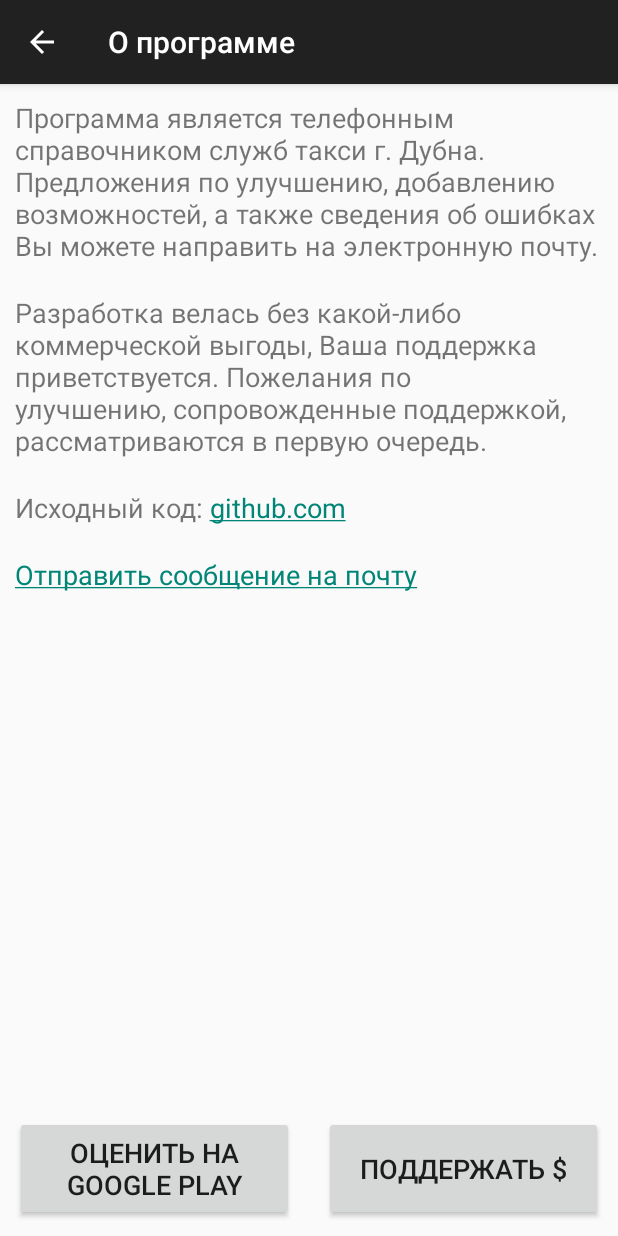
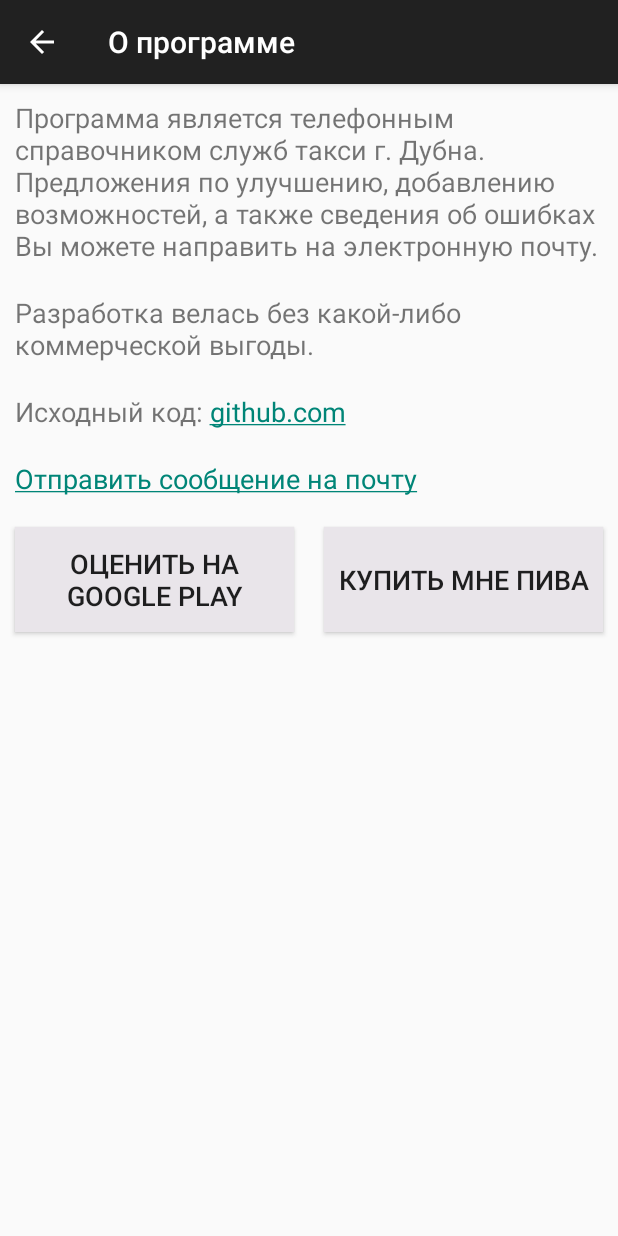
Before and after one commit to dmide/DubnaTaxi, an Android app: the InfoActivity screen opened directly, with no data from a screen before it, on a phone screen of 412 x 824 dp. Run offline under Robolectric (Android 15) with nearby library versions, the phone set to English and light mode, and no system bars.

Commit message:
ui improvements

```diff
--- a/Donations/src/main/res/values/donations__strings.xml
+++ b/Donations/src/main/res/values/donations__strings.xml
@@ -3,13 +3,11 @@
 
     <string name="donations__button_close">Close</string>
     <string name="donations__flattr">Flattr</string>
-    <string name="donations__description">Do you find this application useful?\nSupport it\'s development by sending a donation to the developer!</string>
     <string name="donations__flattr_description">Flattr takes 10 % as a monthly fee!</string>
     <string name="donations__google_android_market">Google Play Store</string>
     <string name="donations__google_android_market_not_supported_title">In-App Donations are not supported.</string>
     <string name="donations__google_android_market_not_supported">In-App Donations are not supported. Is Google Play Store installed correctly?</string>
-    <string name="donations__google_android_market_description">Google takes 30 % off every donation!</string>
-    <string name="donations__google_android_market_donate_button">Donate!</string>
+    <string name="donations__google_android_market_donate_button">OK!</string>
     <string name="donations__google_android_market_text">How much?</string>
     <string name="donations__paypal">PayPal</string>
     <string name="donations__paypal_description">You can choose how much you want to donate after clicking the button!</string>
--- a/dubnataxi/src/main/AndroidManifest.xml
+++ b/dubnataxi/src/main/AndroidManifest.xml
@@ -1,8 +1,8 @@
 <?xml version="1.0" encoding="utf-8"?>
 <manifest xmlns:android="http://schemas.android.com/apk/res/android"
     package="ru.dmide.dubnataxi"
-    android:versionCode="5"
-    android:versionName="1.4" >
+    android:versionCode="6"
+    android:versionName="1.5" >
 
     <uses-permission android:name="android.permission.INTERNET" />
     <uses-permission android:name="android.permission.ACCESS_NETWORK_STATE" />
--- a/dubnataxi/src/main/java/ru/dmide/dubnataxi/ContentLoadTask.java
+++ b/dubnataxi/src/main/java/ru/dmide/dubnataxi/ContentLoadTask.java
@@ -2,7 +2,6 @@ package ru.dmide.dubnataxi;
 
 import android.content.SharedPreferences;
 import android.os.AsyncTask;
-import android.preference.PreferenceManager;
 import android.util.Log;
 import android.widget.Toast;
 
@@ -34,7 +33,7 @@ public class ContentLoadTask extends AsyncTask<Void, Void, Void> {
         this.activity = activity;
         this.pullToRefreshLayout = pullToRefreshLayout;
         this.useCache = useCache;
-        preferences = activity.getSharedPreferences();
+        preferences = activity.getSharedPrefs();
     }
 
     @Override
--- a/dubnataxi/src/main/java/ru/dmide/dubnataxi/ModelFragment.java
+++ b/dubnataxi/src/main/java/ru/dmide/dubnataxi/ModelFragment.java
@@ -8,7 +8,6 @@ import org.json.JSONArray;
 import java.util.ArrayList;
 import java.util.HashMap;
 import java.util.HashSet;
-import java.util.List;
 import java.util.Map;
 import java.util.Set;
 
@@ -34,7 +33,7 @@ public class ModelFragment extends android.support.v4.app.Fragment {
 
     public void init(MainActivity mainActivity) {
         this.mainActivity = mainActivity;
-        sharedPreferences = mainActivity.getSharedPreferences();
+        sharedPreferences = mainActivity.getSharedPrefs();
 
         numbersMap.put(CALLED_NUMS, calledNumbers);
         numbersMap.put(DELETED_NUMS, deletedNumbers);
--- a/dubnataxi/src/main/res/layout/activity_info.xml
+++ b/dubnataxi/src/main/res/layout/activity_info.xml
@@ -1,9 +1,12 @@
+<ScrollView
+    android:layout_height="fill_parent"
+    android:layout_width="fill_parent"
+    xmlns:android="http://schemas.android.com/apk/res/android">
+
     <RelativeLayout
         android:id="@+id/content"
-    android:layout_height="match_parent"
-    android:layout_width="match_parent"
-    xmlns:android="http://schemas.android.com/apk/res/android">
-
+        android:layout_height="wrap_content"
+        android:layout_width="match_parent">
 
         <TextView
             style="@style/info_text"
@@ -27,25 +30,26 @@
             android:id="@+id/mail_to"
             android:layout_below="@id/sources" />
 
-    <View
-        android:id="@+id/center"
-        android:layout_width="0dp"
-        android:layout_height="0dp"
-        android:layout_alignParentBottom="true"
-        android:layout_centerInParent="true" />
+        <LinearLayout
+            android:id="@+id/buttons"
+            android:layout_width="fill_parent"
+            android:layout_height="90dp"
+            android:layout_below="@id/mail_to"
+            android:orientation="horizontal">
 
             <Button
                 style="@style/info_btn"
                 android:id="@+id/rate_btn"
-        android:layout_alignParentBottom="true"
-        android:layout_toLeftOf="@id/center"
-        android:text="@string/rate_app" />
+                android:text="@string/rate_app"
+                android:layout_gravity="center_vertical"/>
 
             <Button
                 style="@style/info_btn"
                 android:id="@+id/donate_btn"
-        android:layout_alignParentBottom="true"
-        android:layout_toRightOf="@id/center"
-        android:text="@string/donate" />
+                android:text="@string/donate"
+                android:layout_gravity="center_vertical"/>
+
+        </LinearLayout>
 
     </RelativeLayout>
+</ScrollView>
--- a/dubnataxi/src/main/res/values/dimens.xml
+++ b/dubnataxi/src/main/res/values/dimens.xml
@@ -13,6 +13,7 @@
     <dimen name="phone_number_margin_left">5dp</dimen>
     <dimen name="info_btn_width">200dp</dimen>
     <dimen name="info_btn_height">70dp</dimen>
+    <dimen name="dialog_button_height">50dp</dimen>
 
     <dimen name="text_size_medium">20sp</dimen>
     <dimen name="text_size_default">18sp</dimen>
--- a/dubnataxi/src/main/res/values/strings.xml
+++ b/dubnataxi/src/main/res/values/strings.xml
@@ -3,36 +3,36 @@
 
     <string name="app_name">DubnaTaxi</string>
     <string name="action_clear">Восстановить список</string>
+    <string name="action_where">Где я?</string>
+    <string name="face">\u0CA0__\u0CA0</string>
     <string name="problem">Не удается получить данные, проблемы с соединением. Попробуйте повторить действие.</string>
     <string name="cancel">Отмена</string>
     <string name="ok">OK</string>
     <string name="title_activity_info">О программе</string>
     <string name="info1">Программа является телефонным справочником служб такси г. Дубна.
         Предложения по улучшению, добавлению возможностей, а также сведения об ошибках Вы можете направить на электронную почту.</string>
-    <string name="info2">Разработка велась без какой-либо коммерческой выгоды, Ваша поддержка приветствуется.
-        Пожелания по улучшению, сопровожденные поддержкой, рассматриваются в первую очередь.</string>
+    <string name="info2">Разработка велась без какой-либо коммерческой выгоды.</string>
     <string name="sources">Исходный код:</string>
     <string name="mail_to">Отправить сообщение на почту</string>
-    <string name="rate_app">Оценить на\nGoogle Play</string>
-    <string name="donate">Поддержать $</string>
+    <string name="rate_app">Оценить на Google Play</string>
+    <string name="donate">Купить мне пива</string>
     <string name="google_play_link">https://play.google.com/store/apps/details?id=ru.dmide.dubnataxi</string>
     <string name="rate_question">Спасибо за использование программы! Может быть, хотите оставить оценку на Google Play?</string>
     <string name="do_not_show">Больше не показывать</string>
     <string name="yes">Да</string>
     <string name="no">Нет</string>
     <string name="delete_service">Удалить данную службу?</string>
+    <string name="phone_deleted">Телефон удален.</string>
+    <string name="phone_deletion_desc">Чтобы удалить телефон, потяните его в сторону.</string>
 
     <string-array name="donation_google_catalog_values">
-        <item>1$</item>
-        <item>2$</item>
-        <item>3$</item>
-        <item>5$</item>
-        <item>8$</item>
-        <item>13$</item>
+        <item>Buy me a beer!</item>
+        <item>Buy me 2 beers!</item>
+        <item>Buy me 3 beers!</item>
+        <item>Buy me 5 beers!</item>
+        <item>Buy me 10 beers!</item>
     </string-array>
 
-    <string name="title_activity_donate">DonateActivity</string>
-    <string name="hello_world">Hello world!</string>
-    <string name="action_settings">Settings</string>
+    <string name="title_activity_donate">Поддержать</string>
 
 </resources>
--- a/dubnataxi/src/main/res/values/styles.xml
+++ b/dubnataxi/src/main/res/values/styles.xml
@@ -1,6 +1,7 @@
 <!-- Base application theme. -->
 <resources>
-    <style name="Theme.MyTheme" parent="@style/Theme.Base.AppCompat.Light.DarkActionBar"/>
+
+    <style name="Theme.MyTheme" parent="@style/Theme.Base.AppCompat.Light.DarkActionBar" />
 
     <style name="info_text">
         <item name="android:padding">@dimen/info_text_padding</item>
@@ -12,7 +13,9 @@
     <style name="info_btn">
         <item name="android:layout_margin">@dimen/info_btn_margin</item>
         <item name="android:padding">@dimen/info_btn_padding</item>
-        <item name="android:layout_width">@dimen/info_btn_width</item>
+        <item name="android:background">@color/bg_item</item>
+        <item name="android:layout_width">0dp</item>
+        <item name="android:layout_weight">1</item>
         <item name="android:layout_height">@dimen/info_btn_height</item>
         <item name="android:textSize">@dimen/text_size_default</item>
     </style>
```
Also changed, not shown: Donations/src/main/res/layout/donations__fragment.xml (+0 -7 lines), Donations/src/main/res/layout/donations__fragment_google.xml (+0 -8 lines), dubnataxi/src/main/java/ru/dmide/dubnataxi/Controller.java (+39 -15 lines), dubnataxi/src/main/java/ru/dmide/dubnataxi/DonateActivity.java (+1 -2 lines), dubnataxi/src/main/java/ru/dmide/dubnataxi/MainActivity.java (+11 -3 lines), dubnataxi/src/main/res/layout/dialog_view.xml (added, +43 -0 lines), dubnataxi/src/main/res/menu/donate.xml (deleted, +0 -10 lines), dubnataxi/src/main/res/menu/main.xml (+12 -6 lines). Lines whose indentation alone changed are shown as unchanged.
